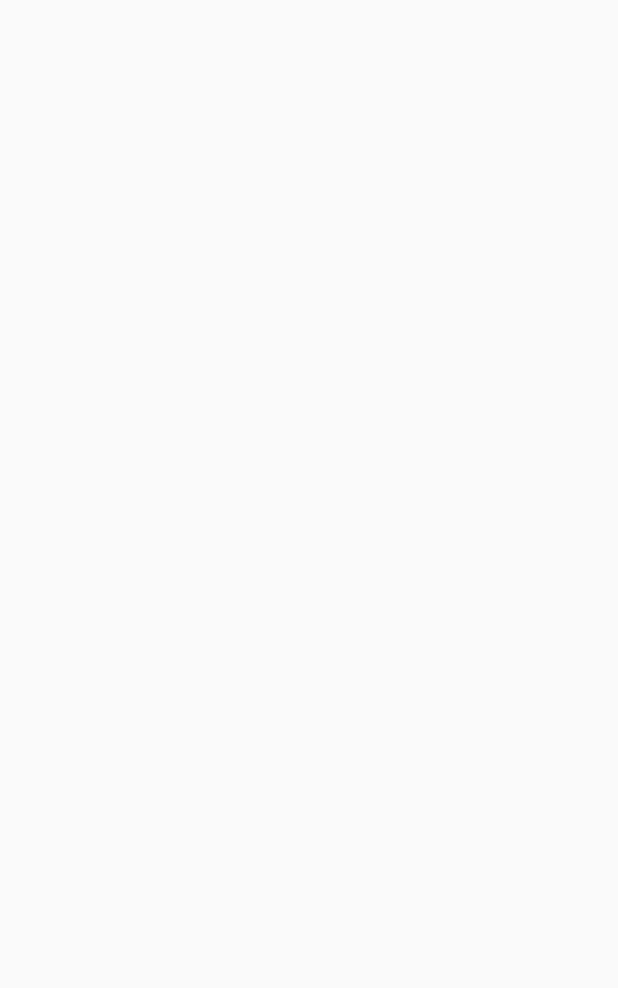
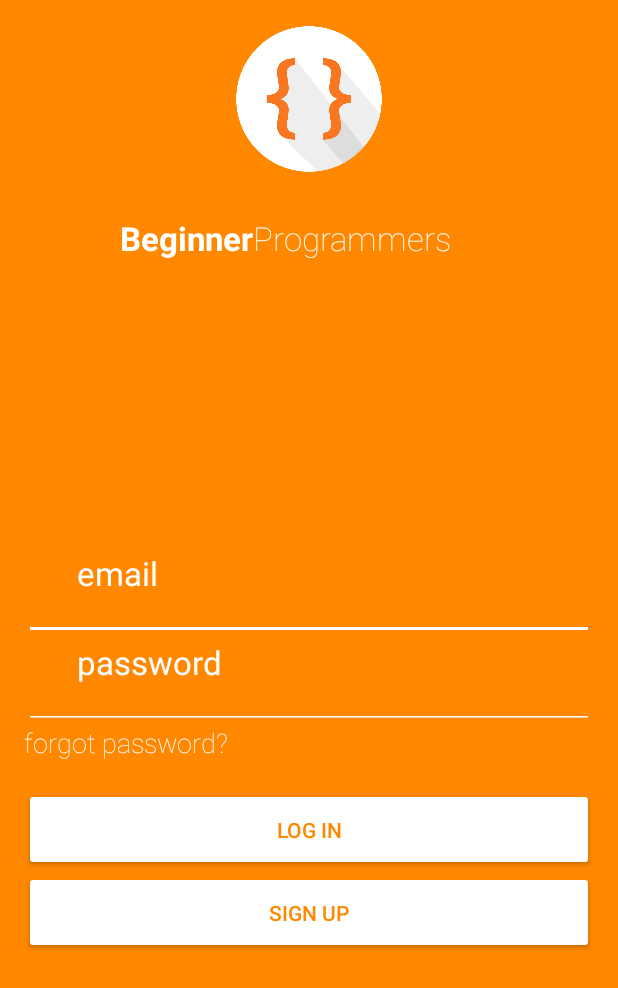
Before and after one commit to philipk0619/BeginnerProgrammersSlowMotion2, an Android app: the screen it shows after launch (LoginActivity), on a phone screen of 412 x 824 dp. Before the commit the part shown is empty. Shown: the top 988 px of the screen. Run offline under Robolectric (Android 15) with nearby library versions, the phone set to English and light mode, and no system bars.

Commit message:
Added forgot Password Fragment

```diff
--- a/app/src/main/java/com/example/beginnerprogrammersslowmotion/LoginActivity.java
+++ b/app/src/main/java/com/example/beginnerprogrammersslowmotion/LoginActivity.java
@@ -1,5 +1,6 @@
 package com.example.beginnerprogrammersslowmotion;
 
+import android.support.v4.app.Fragment;
 import android.support.v7.app.AppCompatActivity;
 import android.os.Bundle;
 
@@ -11,4 +12,8 @@ public class LoginActivity extends AppCompatActivity {
         setContentView(R.layout.activity_login);
         getSupportFragmentManager().beginTransaction().add(R.id.container, new LoginFragment(),null).commit();
     }
+
+    public void replacementKillers (Fragment fragment){
+        getSupportFragmentManager().beginTransaction().replace(R.id.container, fragment, null).commit();
+    }
 }
--- a/app/src/main/java/com/example/beginnerprogrammersslowmotion/LoginFragment.java
+++ b/app/src/main/java/com/example/beginnerprogrammersslowmotion/LoginFragment.java
@@ -1,9 +1,39 @@
 package com.example.beginnerprogrammersslowmotion;
 
-import android.app.Fragment;
+import android.os.Bundle;
+import android.support.annotation.Nullable;
+import android.support.v4.app.Fragment;
+import android.view.LayoutInflater;
+import android.view.View;
+import android.view.ViewGroup;
+import android.widget.TextView;
 
 /**
  * Created by Philip on 6/12/2016.
  */
-public class LoginFragment extends android.support.v4.app.Fragment{
+public class LoginFragment extends Fragment {
+    private TextView forgot_password;
+
+    @Nullable
+    @Override
+    public View onCreateView(LayoutInflater inflater, @Nullable ViewGroup container, @Nullable Bundle savedInstanceState)
+    {View view = inflater.inflate(R.layout.login_fragment, container, false);
+
+        forgot_password = (TextView) view.findViewById(R.id.forgot_password);
+
+        forgot_password.setOnClickListener(new View.OnClickListener(){
+            @Override
+            public void onClick(View v) {
+                LoginActivity activity = (LoginActivity)getActivity();
+                activity.replacementKillers(new ForgotPasswordFragment());
+
+            }
+        });
+
+        return view;
+
+
+
+    }
+
 }
--- a/app/src/main/res/layout/login_fragment.xml
+++ b/app/src/main/res/layout/login_fragment.xml
@@ -75,7 +75,7 @@
         android:textColor="#ff8800"
         android:backgroundTint="#FFFFFF"
         android:layout_marginTop="18dp"
-        android:layout_below="@+id/textView4"
+        android:layout_below="@+id/forgot_password"
         android:layout_alignEnd="@+id/editText"
         android:layout_alignParentStart="true" />
 
@@ -94,11 +94,11 @@
     <TextView
         android:layout_width="wrap_content"
         android:layout_height="wrap_content"
-        android:id="@+id/textView4"
+        android:id="@+id/forgot_password"
         android:text="forgot password?"
         android:textColor="#FFFFFF"
         android:textIsSelectable="true"
-        android:textAppearance="?android:attr/textAppearanceLarge"
+        android:textAppearance="?android:attr/textAppearanceMedium"
         android:fontFamily="sans-serif-thin"
         android:layout_below="@+id/hint"
         android:layout_alignParentStart="true"
@@ -114,7 +114,8 @@
         android:textIsSelectable="false"
         android:textAppearance="?android:attr/textAppearanceLarge"
         android:layout_below="@+id/hint"
-        android:layout_alignStart="@+id/editText2" />
+        android:layout_alignStart="@+id/editText2"
+        android:clickable="true" />
 
     <EditText
         android:layout_width="wrap_content"
```
Also changed, not shown: app/src/main/java/com/example/beginnerprogrammersslowmotion/ForgotPasswordFragment.java (added, +23 -0 lines).
